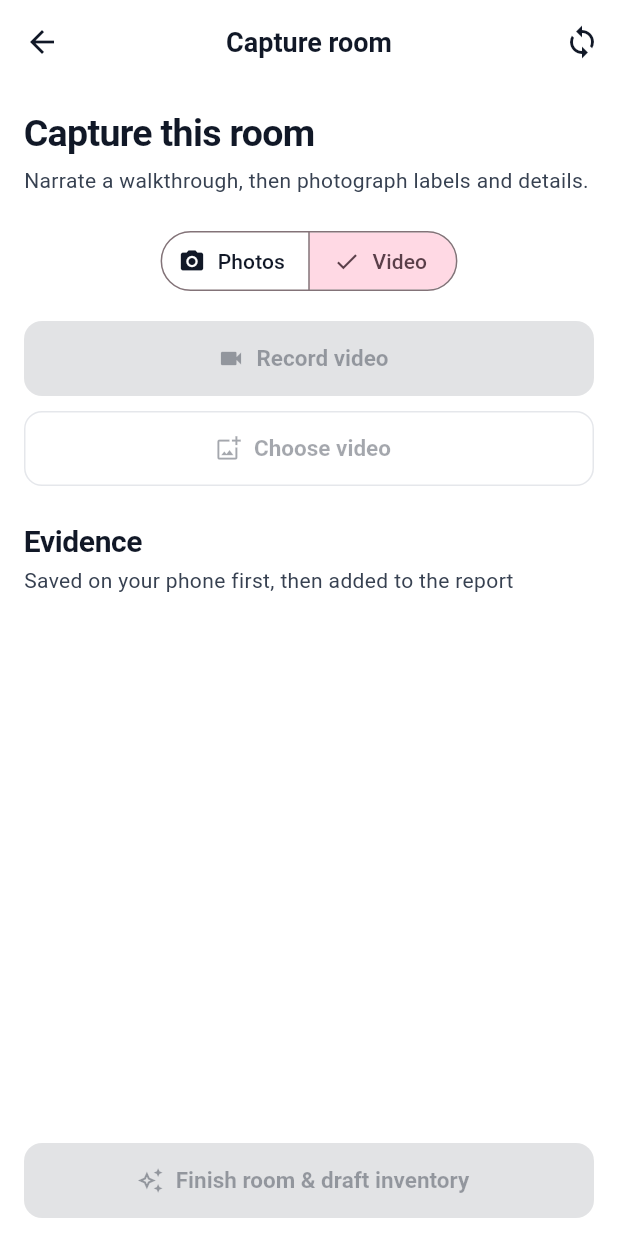
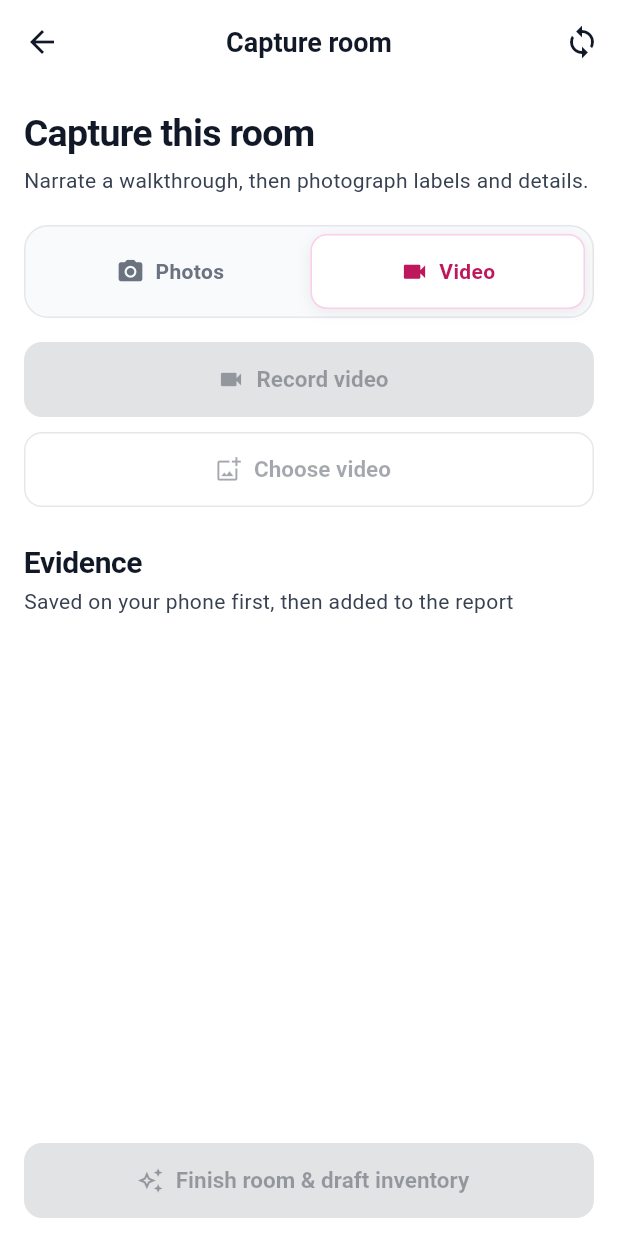
Before and after one commit to chew-yuxi/kivilo, a Flutter app: the CaptureScreen screen opened directly with empty values, after a tap on "Video", on a phone screen of 412 x 824 dp. Run offline on Flutter 3.47's test engine with Material 3 defaults, Android fonts, the phone set to English and light mode, and no system bars; our stand-ins replace dio, drift, drift_flutter, firebase_core, firebase_messaging, flutter_secure_storage and 2 more; missing offline and left inert: background_downloader; accounts and stored records are empty; generated files the repository leaves out were written again; network calls fail.

Commit message:
Unify mobile segmented controls

```diff
--- a/mobile/lib/screens/capture_screen.dart
+++ b/mobile/lib/screens/capture_screen.dart
@@ -622,24 +622,21 @@ class _CaptureScreenState extends State<CaptureScreen> {
               KiviloColors.amber,
               onTap: () => unawaited(_drain()),
             ),
-          Center(
-            child: SegmentedButton<bool>(
-              segments: const [
-                ButtonSegment(
-                  value: false,
-                  label: Text('Photos'),
-                  icon: Icon(Icons.photo_camera),
-                ),
-                ButtonSegment(
-                  value: true,
-                  label: Text('Video'),
-                  icon: Icon(Icons.videocam),
-                ),
-              ],
-              selected: {_videoMode},
-              onSelectionChanged: (selected) =>
-                  unawaited(_switchMode(selected.first)),
-            ),
+          KiviloSegmentedControl<bool>(
+            options: const [
+              KiviloSegmentOption(
+                value: false,
+                label: 'Photos',
+                icon: Icons.photo_camera,
+              ),
+              KiviloSegmentOption(
+                value: true,
+                label: 'Video',
+                icon: Icons.videocam,
+              ),
+            ],
+            value: _videoMode,
+            onChanged: (selected) => unawaited(_switchMode(selected!)),
           ),
           const SizedBox(height: 16),
           FilledButton.icon(
--- a/mobile/lib/ui/kivilo_components.dart
+++ b/mobile/lib/ui/kivilo_components.dart
@@ -1,6 +1,151 @@
 import 'package:flutter/material.dart';
 
 import 'kivilo_theme.dart';
+
+class KiviloSegmentOption<T> {
+  const KiviloSegmentOption({
+    required this.value,
+    required this.label,
+    this.icon,
+  });
+
+  final T value;
+  final String label;
+  final IconData? icon;
+}
+
+class KiviloSegmentedControl<T> extends StatelessWidget {
+  const KiviloSegmentedControl({
+    super.key,
+    required this.value,
+    required this.options,
+    required this.onChanged,
+    this.allowEmptySelection = false,
+  });
+
+  final T? value;
+  final List<KiviloSegmentOption<T>> options;
+  final ValueChanged<T?>? onChanged;
+  final bool allowEmptySelection;
+
+  @override
+  Widget build(BuildContext context) => Container(
+    padding: const EdgeInsets.all(4),
+    decoration: BoxDecoration(
+      color: KiviloColors.canvas,
+      borderRadius: BorderRadius.circular(16),
+      border: Border.all(color: KiviloColors.border),
+    ),
+    child: Row(
+      children: [
+        for (final option in options)
+          Expanded(
+            child: _KiviloSegment<T>(
+              option: option,
+              selected: option.value == value,
+              enabled: onChanged != null,
+              onTap: () {
+                if (onChanged == null) return;
+                if (allowEmptySelection && option.value == value) {
+                  onChanged!(null);
+                } else {
+                  onChanged!(option.value);
+                }
+              },
+            ),
+          ),
+      ],
+    ),
+  );
+}
+
+class _KiviloSegment<T> extends StatelessWidget {
+  const _KiviloSegment({
+    required this.option,
+    required this.selected,
+    required this.enabled,
+    required this.onTap,
+  });
+
+  final KiviloSegmentOption<T> option;
+  final bool selected;
+  final bool enabled;
+  final VoidCallback onTap;
+
+  @override
+  Widget build(BuildContext context) {
+    final foreground = !enabled
+        ? KiviloColors.subtle
+        : selected
+        ? KiviloColors.pinkDark
+        : KiviloColors.muted;
+    return Semantics(
+      button: true,
+      selected: selected,
+      enabled: enabled,
+      child: AnimatedContainer(
+        duration: const Duration(milliseconds: 160),
+        curve: Curves.easeOut,
+        margin: const EdgeInsets.all(1),
+        decoration: BoxDecoration(
+          color: selected ? Colors.white : Colors.transparent,
+          borderRadius: BorderRadius.circular(11),
+          border: Border.all(
+            color: selected ? const Color(0xFFFBCFE8) : Colors.transparent,
+          ),
+          boxShadow: selected
+              ? const [
+                  BoxShadow(
+                    color: Color(0x12000000),
+                    blurRadius: 8,
+                    offset: Offset(0, 2),
+                  ),
+                ]
+              : const [],
+        ),
+        child: Material(
+          color: Colors.transparent,
+          child: InkWell(
+            onTap: enabled ? onTap : null,
+            borderRadius: BorderRadius.circular(11),
+            child: ConstrainedBox(
+              constraints: const BoxConstraints(minHeight: 48),
+              child: Padding(
+                padding: const EdgeInsets.symmetric(
+                  horizontal: 8,
+                  vertical: 10,
+                ),
+                child: Row(
+                  mainAxisAlignment: MainAxisAlignment.center,
+                  children: [
+                    if (option.icon != null) ...[
+                      Icon(option.icon, size: 19, color: foreground),
+                      const SizedBox(width: 7),
+                    ],
+                    Flexible(
+                      child: Text(
+                        option.label,
+                        maxLines: 1,
+                        overflow: TextOverflow.ellipsis,
+                        style: TextStyle(
+                          color: foreground,
+                          fontSize: 14,
+                          fontWeight: selected
+                              ? FontWeight.w700
+                              : FontWeight.w600,
+                        ),
+                      ),
+                    ),
+                  ],
+                ),
+              ),
+            ),
+          ),
+        ),
+      ),
+    );
+  }
+}
 
 Future<T?> showKiviloDrawer<T>({
   required BuildContext context,
--- a/mobile/pubspec.yaml
+++ b/mobile/pubspec.yaml
@@ -16,7 +16,7 @@ publish_to: 'none' # Remove this line if you wish to publish to pub.dev
 # https://developer.apple.com/library/archive/documentation/General/Reference/InfoPlistKeyReference/Articles/CoreFoundationKeys.html
 # In Windows, build-name is used as the major, minor, and patch parts
 # of the product and file versions while build-number is used as the build suffix.
-version: 1.0.0+16
+version: 1.0.0+17
 
 environment:
   sdk: ^3.12.0
```
Also changed, not shown: mobile/lib/screens/new_maintenance_case_screen.dart (+8 -8 lines), mobile/lib/screens/photo_mark_screen.dart (+31 -15 lines), mobile/lib/screens/service_directory_screen.dart (+25 -15 lines), 1 other file.
